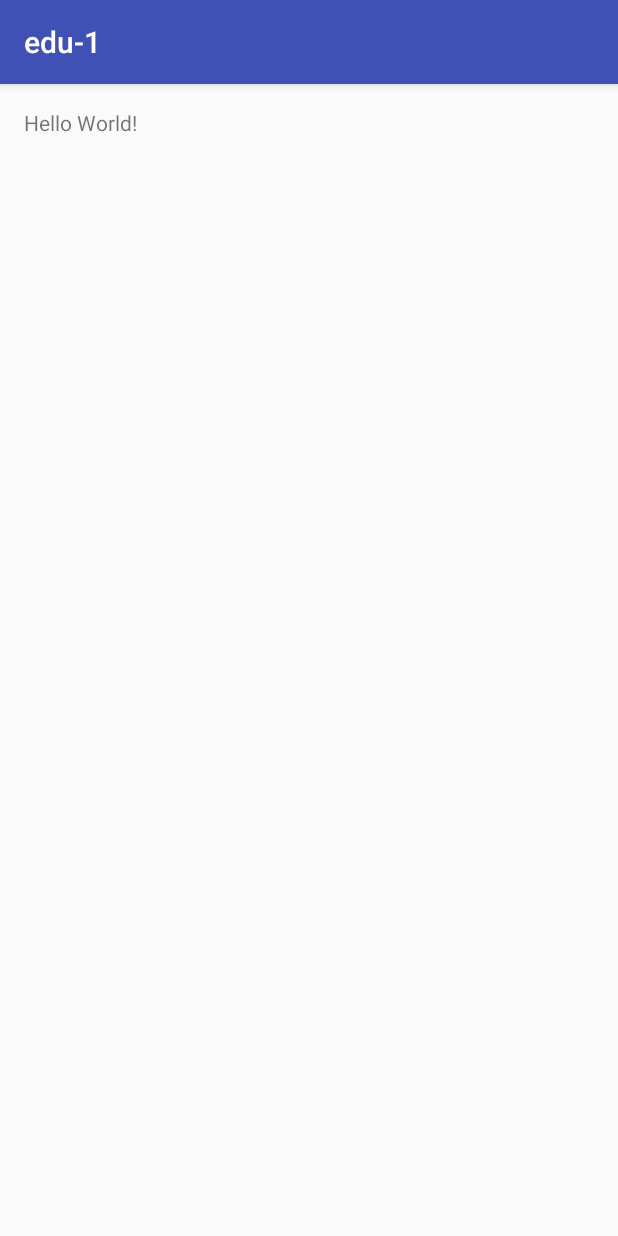
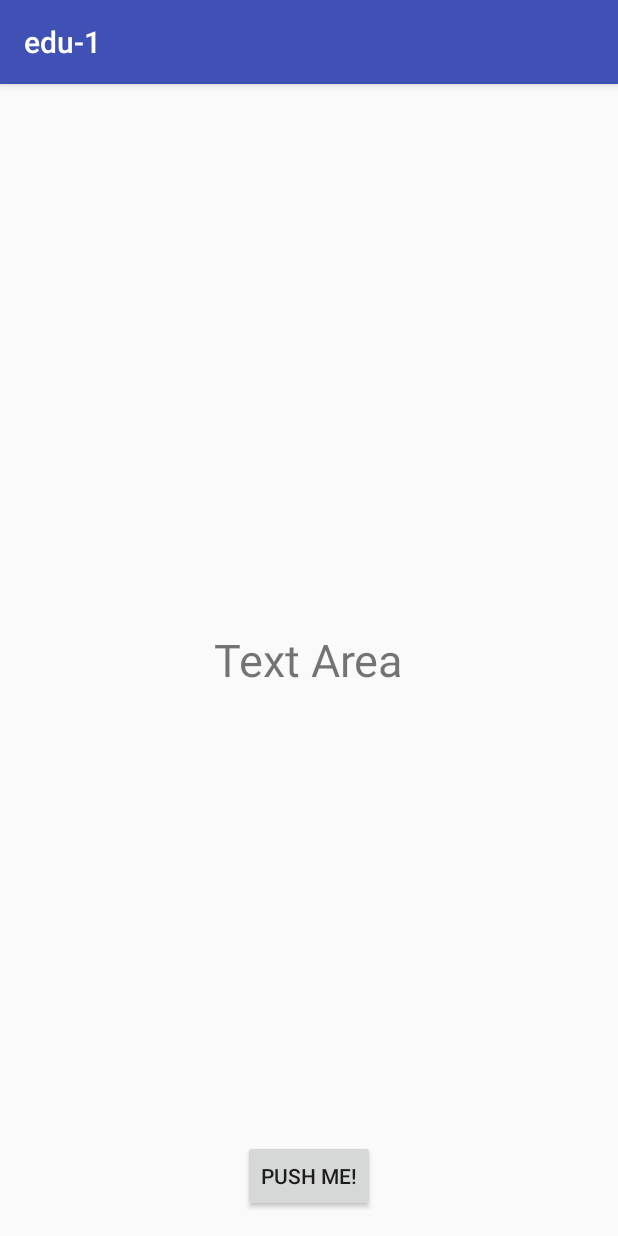
Before and after one commit to mike-r155/edu-1, an Android app: the screen it shows after launch (MainActivity), on a phone screen of 412 x 824 dp. Run offline under Robolectric (Android 15) with nearby library versions, the phone set to English and light mode, and no system bars.

Commit message:
- Change autocrlf setting - Add button and textarea. - Add behavior that button pushing changes textarea message

```diff
--- a/app/src/main/java/edu/self/edu_1/MainActivity.java
+++ b/app/src/main/java/edu/self/edu_1/MainActivity.java
@@ -2,12 +2,23 @@ package edu.self.edu_1;
 
 import android.support.v7.app.AppCompatActivity;
 import android.os.Bundle;
+import android.view.View;
+import android.widget.TextView;
 
 public class MainActivity extends AppCompatActivity {
+    private int clicked = 0;
 
     @Override
     protected void onCreate(Bundle savedInstanceState) {
         super.onCreate(savedInstanceState);
         setContentView(R.layout.activity_main);
     }
+
+    public void changeLabel(View view) {
+        TextView text = (TextView) findViewById(R.id.myText);
+
+        this.clicked++;
+
+        text.setText("Pushed:" + String.valueOf(this.clicked));
+    }
 }
--- a/app/src/main/res/layout/activity_main.xml
+++ b/app/src/main/res/layout/activity_main.xml
@@ -13,5 +13,18 @@
     <TextView
         android:layout_width="wrap_content"
         android:layout_height="wrap_content"
-        android:text="Hello World!" />
+        android:text="Text Area"
+        android:textSize="30sp"
+        android:layout_centerVertical="true"
+        android:layout_centerHorizontal="true"
+        android:id="@+id/myText" />
+
+    <Button
+        android:text="Push Me!"
+        android:layout_width="wrap_content"
+        android:layout_height="wrap_content"
+        android:id="@+id/myButtton"
+        android:layout_alignParentBottom="true"
+        android:layout_centerHorizontal="true"
+        android:onClick="changeLabel" />
 </RelativeLayout>
```
